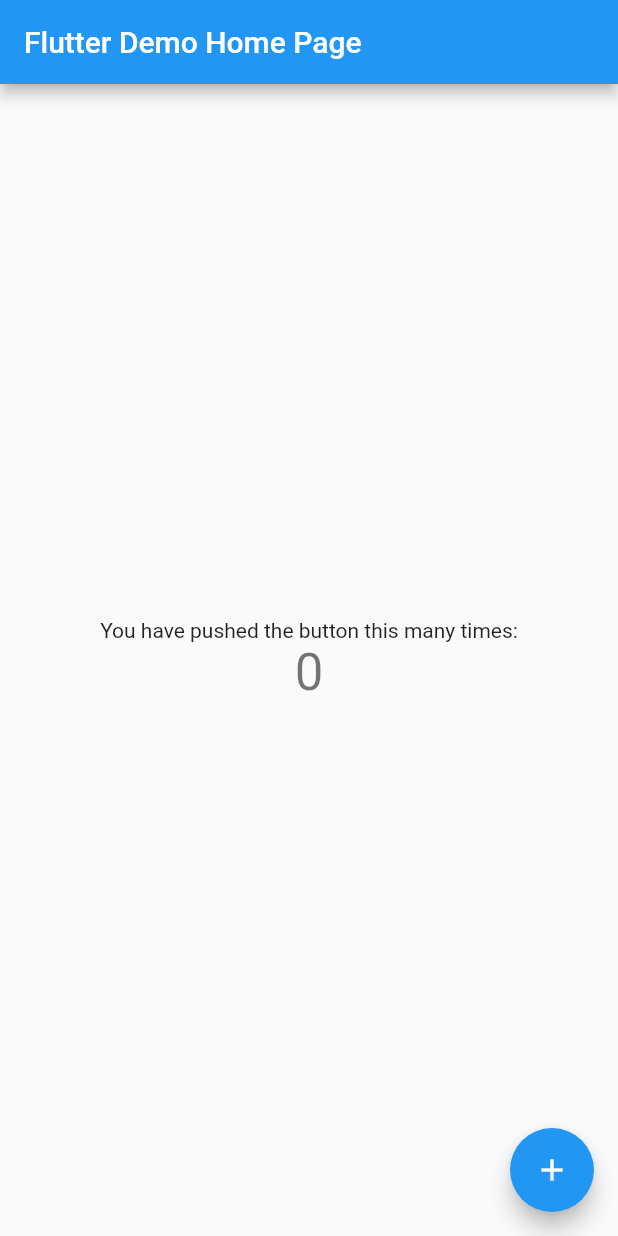
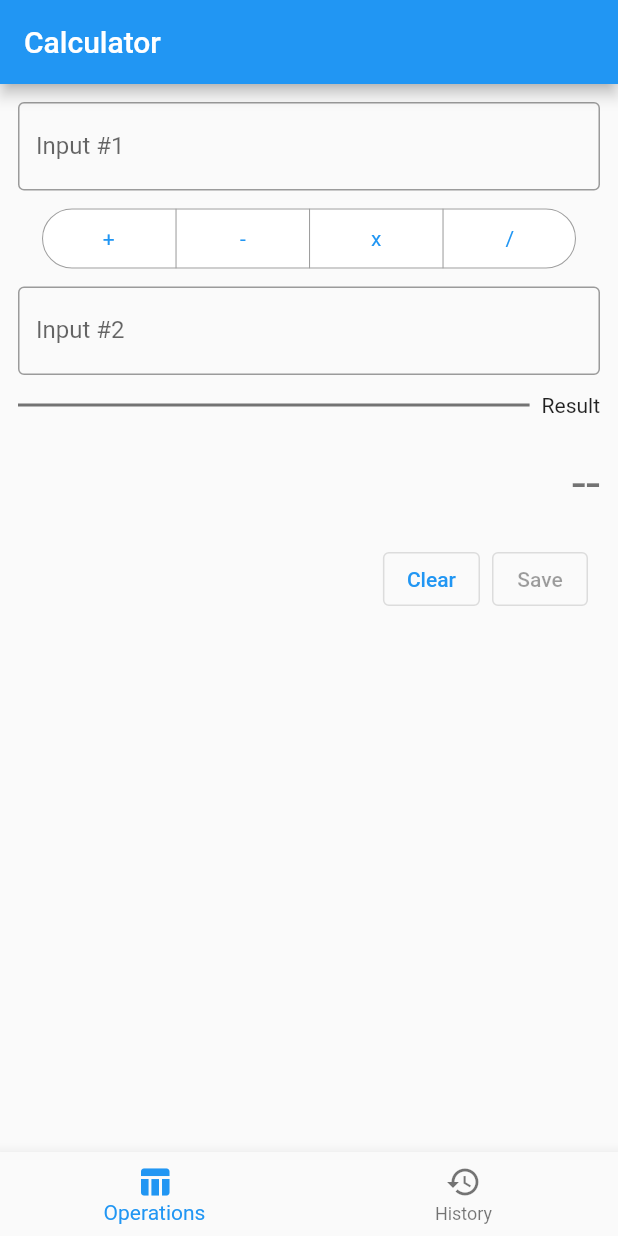
Before and after one commit to bibash28/calculator-app-test-showcase, a Flutter app: the screen it shows after launch, on a phone screen of 412 x 824 dp. Run offline on Flutter 3.47's test engine with Material 2 defaults, Android fonts, the phone set to English and light mode, and no system bars; drawn by our look-alikes of material_segmented_control.

Commit message:
calculator UI added

```diff
--- /dev/null
+++ b/lib/history_tab.dart
@@ -0,0 +1,12 @@
+import 'package:flutter/material.dart';
+
+class HistoryTab extends StatelessWidget {
+  const HistoryTab({Key? key}) : super(key: key);
+
+  @override
+  Widget build(BuildContext context) {
+    return const Center(
+      child: Text('History'),
+    );
+  }
+}
--- /dev/null
+++ b/lib/home_page.dart
@@ -0,0 +1,51 @@
+import 'package:calculator_app_testing/history_tab.dart';
+import 'package:calculator_app_testing/inherited_widgets/inherited_calculator.dart';
+import 'package:calculator_app_testing/operations_tab.dart';
+import 'package:flutter/material.dart';
+
+class HomePage extends StatefulWidget {
+  const HomePage({Key? key}) : super(key: key);
+
+  @override
+  _HomePageState createState() => _HomePageState();
+}
+
+class _HomePageState extends State<HomePage> {
+  var _currentIndex = 0;
+
+  @override
+  Widget build(BuildContext context) {
+    return Scaffold(
+      appBar: AppBar(
+        title: const Text('Calculator'),
+      ),
+      bottomNavigationBar: BottomNavigationBar(
+        currentIndex: _currentIndex,
+        items: const [
+          BottomNavigationBarItem(
+            icon: Icon(Icons.table_chart),
+            label: 'Operations',
+          ),
+          BottomNavigationBarItem(
+            icon: Icon(Icons.history),
+            label: 'History',
+          ),
+        ],
+        onTap: (index) {
+          setState(() {
+            _currentIndex = index;
+          });
+        },
+      ),
+      body: IndexedStack(
+        index: _currentIndex,
+        children: [
+          OperationsTab(
+            calculator: InheritedCalculator.of(context).calculator,
+          ),
+          const HistoryTab(),
+        ],
+      ),
+    );
+  }
+}
--- /dev/null
+++ b/lib/inherited_widgets/inherited_calculator.dart
@@ -0,0 +1,20 @@
+import 'package:calculator/calculator.dart';
+import 'package:flutter/widgets.dart';
+
+class InheritedCalculator extends InheritedWidget {
+  const InheritedCalculator({
+    Key? key,
+    required this.calculator,
+    required Widget child,
+  }) : super(key: key, child: child);
+
+  final Calculator calculator;
+
+  static InheritedCalculator of(BuildContext context) {
+    return context.dependOnInheritedWidgetOfExactType<InheritedCalculator>()!;
+  }
+
+  @override
+  bool updateShouldNotify(InheritedCalculator oldWidget) =>
+      calculator != oldWidget.calculator;
+}
--- /dev/null
+++ b/lib/inherited_widgets/inherited_widgets.dart
@@ -0,0 +1 @@
+export 'inherited_calculator.dart';
--- a/lib/main.dart
+++ b/lib/main.dart
@@ -1,115 +1,32 @@
+import 'package:calculator/calculator.dart';
+import 'package:calculator_app_testing/home_page.dart';
+import 'package:calculator_app_testing/inherited_widgets/inherited_widgets.dart';
 import 'package:flutter/material.dart';
 
 void main() {
-  runApp(const MyApp());
+  runApp(
+    CalculatorApp(
+      calculator: Calculator(),
+    ),
+  );
 }
 
-class MyApp extends StatelessWidget {
-  const MyApp({Key? key}) : super(key: key);
+class CalculatorApp extends StatelessWidget {
+  const CalculatorApp({
+    Key? key,
+    required this.calculator,
+  }) : super(key: key);
 
-  // This widget is the root of your application.
+  final Calculator calculator;
+
   @override
   Widget build(BuildContext context) {
     return MaterialApp(
-      title: 'Flutter Demo',
-      theme: ThemeData(
-        // This is the theme of your application.
-        //
-        // Try running your application with "flutter run". You'll see the
-        // application has a blue toolbar. Then, without quitting the app, try
-        // changing the primarySwatch below to Colors.green and then invoke
-        // "hot reload" (press "r" in the console where you ran "flutter run",
-        // or simply save your changes to "hot reload" in a Flutter IDE).
-        // Notice that the counter didn't reset back to zero; the application
-        // is not restarted.
-        primarySwatch: Colors.blue,
+      title: 'Calculator',
+      home: InheritedCalculator(
+        calculator: calculator,
+        child: const HomePage(),
       ),
-      home: const MyHomePage(title: 'Flutter Demo Home Page'),
     );
   }
 }
-
-class MyHomePage extends StatefulWidget {
-  const MyHomePage({Key? key, required this.title}) : super(key: key);
-
-  // This widget is the home page of your application. It is stateful, meaning
-  // that it has a State object (defined below) that contains fields that affect
-  // how it looks.
-
-  // This class is the configuration for the state. It holds the values (in this
-  // case the title) provided by the parent (in this case the App widget) and
-  // used by the build method of the State. Fields in a Widget subclass are
-  // always marked "final".
-
-  final String title;
-
-  @override
-  State<MyHomePage> createState() => _MyHomePageState();
-}
-
-class _MyHomePageState extends State<MyHomePage> {
-  int _counter = 0;
-
-  void _incrementCounter() {
-    setState(() {
-      // This call to setState tells the Flutter framework that something has
-      // changed in this State, which causes it to rerun the build method below
-      // so that the display can reflect the updated values. If we changed
-      // _counter without calling setState(), then the build method would not be
-      // called again, and so nothing would appear to happen.
-      _counter++;
-    });
-  }
-
-  @override
-  Widget build(BuildContext context) {
-    // This method is rerun every time setState is called, for instance as done
-    // by the _incrementCounter method above.
-    //
-    // The Flutter framework has been optimized to make rerunning build methods
-    // fast, so that you can just rebuild anything that needs updating rather
-    // than having to individually change instances of widgets.
-    return Scaffold(
-      appBar: AppBar(
-        // Here we take the value from the MyHomePage object that was created by
-        // the App.build method, and use it to set our appbar title.
-        title: Text(widget.title),
-      ),
-      body: Center(
-        // Center is a layout widget. It takes a single child and positions it
-        // in the middle of the parent.
-        child: Column(
-          // Column is also a layout widget. It takes a list of children and
-          // arranges them vertically. By default, it sizes itself to fit its
-          // children horizontally, and tries to be as tall as its parent.
-          //
-          // Invoke "debug painting" (press "p" in the console, choose the
-          // "Toggle Debug Paint" action from the Flutter Inspector in Android
-          // Studio, or the "Toggle Debug Paint" command in Visual Studio Code)
-          // to see the wireframe for each widget.
-          //
-          // Column has various properties to control how it sizes itself and
-          // how it positions its children. Here we use mainAxisAlignment to
-          // center the children vertically; the main axis here is the vertical
-          // axis because Columns are vertical (the cross axis would be
-          // horizontal).
-          mainAxisAlignment: MainAxisAlignment.center,
-          children: <Widget>[
-            const Text(
-              'You have pushed the button this many times:',
-            ),
-            Text(
-              '$_counter',
-              style: Theme.of(context).textTheme.headline4,
-            ),
-          ],
-        ),
-      ),
-      floatingActionButton: FloatingActionButton(
-        onPressed: _incrementCounter,
-        tooltip: 'Increment',
-        child: const Icon(Icons.add),
-      ), // This trailing comma makes auto-formatting nicer for build methods.
-    );
-  }
-}
--- /dev/null
+++ b/lib/models/models.dart
@@ -0,0 +1 @@
+export 'operations.dart';
--- /dev/null
+++ b/lib/models/operations.dart
@@ -0,0 +1,6 @@
+enum Operations {
+  add,
+  subtract,
+  multiply,
+  divide,
+}
--- /dev/null
+++ b/lib/operations_tab.dart
@@ -0,0 +1,172 @@
+import 'package:calculator/calculator.dart';
+import 'package:calculator_app_testing/models/models.dart';
+import 'package:flutter/material.dart';
+import 'package:material_segmented_control/material_segmented_control.dart';
+
+class OperationsTab extends StatefulWidget {
+  const OperationsTab({
+    Key? key,
+    required this.calculator,
+  }) : super(key: key);
+
+  final Calculator calculator;
+
+  @override
+  _OperationsTabState createState() => _OperationsTabState();
+}
+
+class _OperationsTabState extends State<OperationsTab> {
+  final _input1Controller = TextEditingController();
+  final _input2Controller = TextEditingController();
+
+  var _isSaveButtonEnabled = false;
+
+  Operations? _selectedOperation;
+  double? _result;
+
+  @override
+  void initState() {
+    super.initState();
+    _input1Controller.addListener(() => setState(_calculateResult));
+    _input2Controller.addListener(() => setState(_calculateResult));
+  }
+
+  @override
+  void dispose() {
+    _input1Controller.dispose();
+    _input2Controller.dispose();
+    super.dispose();
+  }
+
+  @override
+  Widget build(BuildContext context) {
+    return SingleChildScrollView(
+      padding: const EdgeInsets.all(12),
+      child: Column(
+        crossAxisAlignment: CrossAxisAlignment.stretch,
+        children: [
+          TextField(
+            decoration: const InputDecoration(
+              border: OutlineInputBorder(),
+              labelText: 'Input #1',
+            ),
+            controller: _input1Controller,
+            keyboardType: const TextInputType.numberWithOptions(
+              signed: true,
+              decimal: true,
+            ),
+          ),
+          Padding(
+            padding: const EdgeInsets.symmetric(vertical: 12),
+            child: MaterialSegmentedControl(
+              children: const {
+                0: Text('+'),
+                1: Text('-'),
+                2: Text('x'),
+                3: Text('/'),
+              },
+              selectionIndex: _selectedOperation?.index,
+              borderColor: Colors.grey,
+              selectedColor: Colors.blue,
+              unselectedColor: Colors.white,
+              borderRadius: 32,
+              onSegmentChosen: (int index) {
+                setState(() {
+                  _selectedOperation = Operations.values[index];
+                  _calculateResult();
+                });
+              },
+            ),
+          ),
+          TextField(
+            decoration: const InputDecoration(
+              border: OutlineInputBorder(),
+              labelText: 'Input #2',
+            ),
+            controller: _input2Controller,
+            keyboardType: const TextInputType.numberWithOptions(
+              signed: true,
+              decimal: true,
+            ),
+          ),
+          _ResultDivider(),
+          Padding(
+            padding: const EdgeInsets.symmetric(vertical: 12),
+            child: Text(
+              _result != null ? '$_result' : '--',
+              style: Theme.of(context).textTheme.headline4,
+              textAlign: TextAlign.end,
+            ),
+          ),
+          ButtonBar(
+            children: [
+              OutlinedButton(
+                child: const Text('Clear'),
+                onPressed: () {
+                  setState(() {
+                    _input1Controller.clear();
+                    _input2Controller.clear();
+                    _isSaveButtonEnabled = false;
+                    _selectedOperation = null;
+                  });
+                },
+              ),
+              OutlinedButton(
+                onPressed: _isSaveButtonEnabled ? () {} : null,
+                child: const Text('Save'),
+              ),
+            ],
+          ),
+        ],
+      ),
+    );
+  }
+
+  void _calculateResult() {
+    final input1 = double.tryParse(_input1Controller.text);
+    final input2 = double.tryParse(_input2Controller.text);
+    if (input1 == null || input2 == null || _selectedOperation == null) {
+      _result = null;
+      _isSaveButtonEnabled = false;
+    } else {
+      _isSaveButtonEnabled = true;
+      _result = _calculate(input1, input2, _selectedOperation!);
+    }
+  }
+
+  double _calculate(double a, double b, Operations operation) {
+    switch (operation) {
+      case Operations.add:
+        return widget.calculator.add(a, b);
+      case Operations.subtract:
+        return widget.calculator.subtract(a, b);
+      case Operations.multiply:
+        return widget.calculator.multiply(a, b);
+      case Operations.divide:
+        return widget.calculator.divide(a, b);
+    }
+  }
+}
+
+class _ResultDivider extends StatelessWidget {
+  @override
+  Widget build(BuildContext context) {
+    return Padding(
+      padding: const EdgeInsets.symmetric(vertical: 12),
+      child: Row(
+        children: const [
+          Expanded(
+            child: Divider(
+              color: Colors.black54,
+              thickness: 2,
+            ),
+          ),
+          Padding(
+            padding: EdgeInsets.only(left: 8),
+            child: Text('Result'),
+          ),
+        ],
+      ),
+    );
+  }
+}
```
Also changed, not shown: analysis_options.yaml (+3 -27 lines), pubspec.yaml (+5 -3 lines), pubspec.lock, 1 other file.
